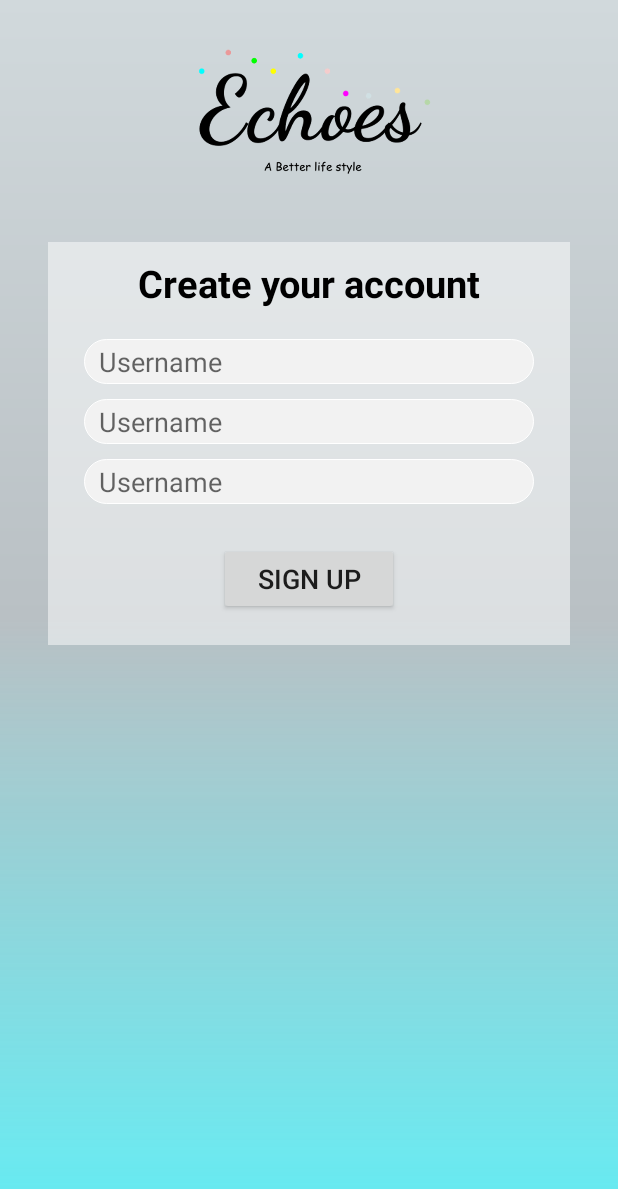
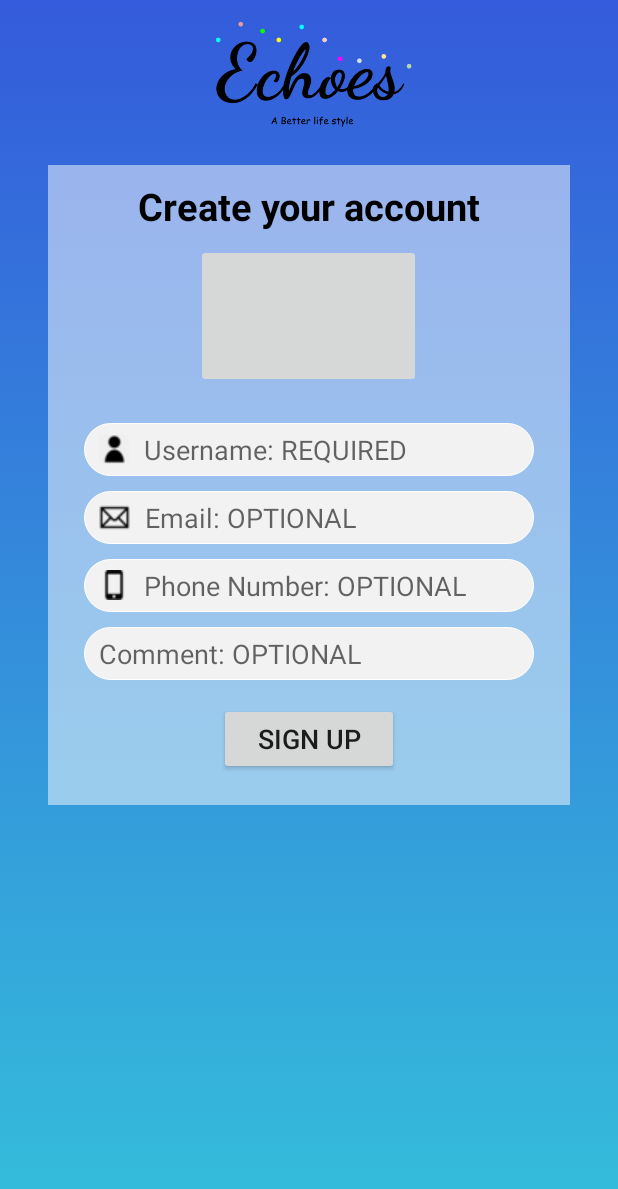
Before and after one commit to CMPUT301F17T19/Echoes, an Android app: the SignUpActivity screen opened directly, with no data from a screen before it, on a phone screen of 412 x 824 dp. Shown: the top 1189 px of the screen. Run offline under Robolectric (Android 15) with nearby library versions, the phone set to English and light mode, and no system bars.

Commit message:
signup ui update

```diff
--- a/Echoes/app/src/main/java/com/example/cmput301f17t19/echoes/SignUpActivity.java
+++ b/Echoes/app/src/main/java/com/example/cmput301f17t19/echoes/SignUpActivity.java
@@ -4,8 +4,10 @@
 
 package com.example.cmput301f17t19.echoes;
 
+import android.graphics.drawable.AnimationDrawable;
 import android.support.v7.app.AppCompatActivity;
 import android.os.Bundle;
+import android.widget.LinearLayout;
 
 
 /**
@@ -14,9 +16,25 @@ import android.os.Bundle;
 
 public class SignUpActivity extends AppCompatActivity {
 
+
+    LinearLayout myLayout;
+    AnimationDrawable animationDrawable;
+
+
+
     @Override
     protected void onCreate(Bundle savedInstanceState) {
         super.onCreate(savedInstanceState);
         setContentView(R.layout.activity_sign_up);
+
+
+        //animation background
+        myLayout = (LinearLayout) findViewById(R.id.myLayout2);
+
+        animationDrawable = (AnimationDrawable) myLayout.getBackground();
+        animationDrawable.setEnterFadeDuration(4500);
+        animationDrawable.setExitFadeDuration(4500);
+
+        animationDrawable.start();
     }
 }
--- a/Echoes/app/src/main/res/layout/activity_login.xml
+++ b/Echoes/app/src/main/res/layout/activity_login.xml
@@ -13,7 +13,7 @@
     android:paddingLeft="@dimen/activity_horizontal_margin"
     android:paddingRight="@dimen/activity_horizontal_margin"
     android:paddingTop="@dimen/activity_vertical_margin"
-    android:background="@drawable/bg"
+    android:background="@drawable/my_bg_anim"
     android:id="@+id/myLayout"
     tools:context="com.example.cmput301f17t19.echoes.LoginActivity">
 
@@ -64,7 +64,7 @@
                     android:drawablePadding="10dp"
                     android:paddingStart="10dp"
                     android:textSize="16dp"
-
+                    android:hint="Username"
                     android:drawableLeft="@drawable/user"
                     android:background="@color/white"
                      />
--- a/Echoes/app/src/main/res/layout/activity_sign_up.xml
+++ b/Echoes/app/src/main/res/layout/activity_sign_up.xml
@@ -12,21 +12,22 @@
     android:orientation="vertical"
     android:paddingBottom="@dimen/activity_vertical_margin"
     android:paddingLeft="@dimen/activity_horizontal_margin"
+    android:id="@+id/myLayout2"
     android:paddingRight="@dimen/activity_horizontal_margin"
-    android:paddingTop="@dimen/activity_vertical_margin"
-    android:background="@drawable/bg"
+
+    android:background="@drawable/my_bg_anim"
     tools:context="com.example.cmput301f17t19.echoes.SignUpActivity"
     >
 
     <ImageView
         android:id="@+id/imageView"
         android:layout_width="match_parent"
-        android:layout_height="130dp"
+        android:layout_height="110dp"
         app:layout_constraintTop_toTopOf="parent"
         android:src="@drawable/logo3"
         app:layout_constraintLeft_toLeftOf="parent"
         app:layout_constraintRight_toRightOf="parent"
-        android:layout_marginBottom="15dp"
+
         android:layout_alignParentTop="true"
         android:layout_centerHorizontal="true" />
 
@@ -62,41 +63,73 @@
             app:layout_constraintRight_toRightOf="parent"
             />
 
+        <ImageButton
+            android:id="@+id/profile_photo"
+            android:layout_width="150dp"
+            android:layout_height="96dp"
+            android:layout_gravity="center_horizontal"
+            android:layout_margin="8dp" />
+
+
+
         <EditText
             android:id="@+id/username"
+
             android:background="@drawable/edit_text_round"
             android:layout_width="300dp"
-            android:layout_height="30dp"
+            android:layout_height="35dp"
             android:layout_gravity="center"
-            android:layout_marginTop="20dp"
+            android:layout_marginTop="15dp"
+            android:drawableLeft="@drawable/user"
+            android:drawablePadding="10dp"
             android:paddingStart="10dp"
             android:ems="10"
-            android:hint="Username"
+            android:hint="Username: REQUIRED"
             android:inputType="textPersonName" />
 
         <EditText
+            android:id="@+id/user_email"
+
             android:background="@drawable/edit_text_round"
-            android:id="@+id/info1"
+            android:drawableLeft="@drawable/email_icon"
             android:layout_width="300dp"
-            android:layout_height="30dp"
+            android:layout_height="35dp"
+            android:drawablePadding="5dp"
             android:layout_gravity="center"
             android:layout_marginTop="10dp"
             android:ems="10"
-            android:paddingStart="10dp"
-            android:hint="Username"
+            android:paddingStart="5dp"
+            android:hint="Email: OPTIONAL"
             android:inputType="textPersonName" />
 
         <EditText
-            android:id="@+id/info2"
+            android:id="@+id/phone_number"
             android:layout_width="300dp"
-            android:layout_height="30dp"
+            android:layout_height="35dp"
             android:layout_gravity="center"
+            android:drawablePadding="10dp"
+            android:paddingStart="10dp"
+            android:drawableLeft="@drawable/phone_icon"
+            android:layout_marginTop="10dp"
+            android:ems="10"
+            android:background="@drawable/edit_text_round"
+            android:hint="Phone Number: OPTIONAL"
+            android:inputType="textPersonName" />
+
+
+        <EditText
+            android:id="@+id/user_comment"
+            android:layout_width="300dp"
+            android:layout_height="35dp"
+            android:layout_gravity="center"
+            android:drawablePadding="10dp"
             android:paddingStart="10dp"
             android:layout_marginTop="10dp"
             android:ems="10"
             android:background="@drawable/edit_text_round"
-            android:hint="Username"
+            android:hint="Comment: OPTIONAL"
             android:inputType="textPersonName" />
+
 
 
         <Button
@@ -108,7 +141,7 @@
             android:layout_gravity="center"
 
             android:layout_marginBottom="20dp"
-            android:layout_marginTop="26dp"
+            android:layout_marginTop="15dp"
             android:text="Sign Up"
             android:textSize="18sp" />
 
```
Also changed, not shown: Echoes/app/src/main/res/drawable/email_icon.png (added), Echoes/app/src/main/res/drawable/phone_icon.png (added), 23 other files.
